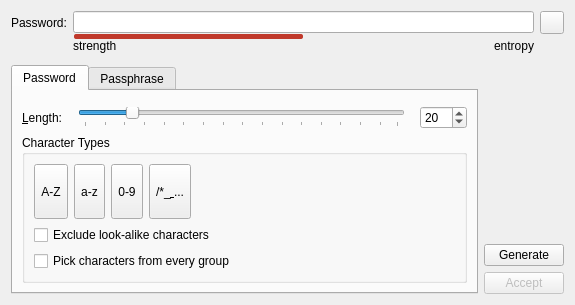
keepassxreboot/keepassxc, file src/gui/PasswordGeneratorWidget.ui: the form before one commit.
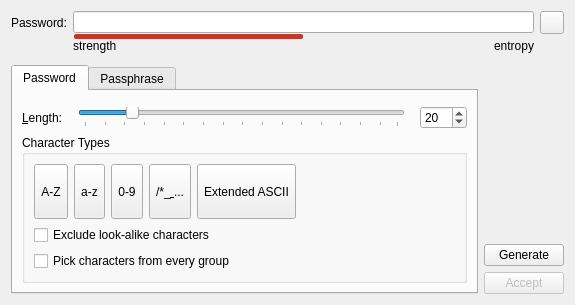
The form after the commit. Custom widgets are drawn as their Qt base class.

Commit message: Add Extended ASCII to password generator

```diff
--- a/src/gui/PasswordGeneratorWidget.ui
+++ b/src/gui/PasswordGeneratorWidget.ui
@@ -222,7 +222,7 @@
              </property>
              <layout class="QVBoxLayout" name="verticalLayout">
               <item>
-               <layout class="QHBoxLayout" name="alphabetLayout" stretch="0,0,0,0,1">
+               <layout class="QHBoxLayout" name="alphabetLayout" stretch="0,0,0,0,1,0">
                 <item>
                  <widget class="QToolButton" name="checkBoxUpper">
                   <property name="sizePolicy">
@@ -347,6 +347,43 @@
                   </attribute>
                  </widget>
                 </item>
+                <item>
+                 <widget class="QToolButton" name="checkBoxExtASCII">
+                  <property name="sizePolicy">
+                   <sizepolicy hsizetype="Maximum" vsizetype="MinimumExpanding">
+                    <horstretch>0</horstretch>
+                    <verstretch>0</verstretch>
+                   </sizepolicy>
+                  </property>
+                  <property name="minimumSize">
+                   <size>
+                    <width>0</width>
+                    <height>25</height>
+                   </size>
+                  </property>
+                  <property name="maximumSize">
+                   <size>
+                    <width>16777215</width>
+                    <height>16777215</height>
+                   </size>
+                  </property>
+                  <property name="focusPolicy">
+                   <enum>Qt::StrongFocus</enum>
+                  </property>
+                  <property name="toolTip">
+                   <string>Extended ASCII</string>
+                  </property>
+                  <property name="text">
+                   <string notr="true">Extended ASCII</string>
+                  </property>
+                  <property name="checkable">
+                   <bool>true</bool>
+                  </property>
+                  <attribute name="buttonGroup">
+                   <string notr="true">optionButtons</string>
+                  </attribute>
+                 </widget>
+                </item>
                 <item>
                  <spacer name="horizontalSpacer">
                   <property name="orientation">
```
Left out of the diff: 8 changed lines with no effect on the pictures. The commit also changes 3 other files.
